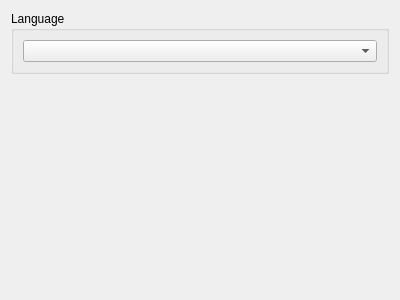
This is src/airunner/gui/widgets/tts/templates/open_voice_preferences.ui in Capsize-Games/airunner as Qt 5 draws it before an edit. The edited form follows.
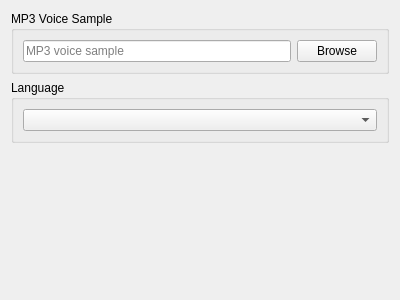
This is the edited form. Custom widgets are drawn as their Qt base class.

Diff of the .ui file:
```diff
--- a/src/airunner/gui/widgets/tts/templates/open_voice_preferences.ui
+++ b/src/airunner/gui/widgets/tts/templates/open_voice_preferences.ui
@@ -11,6 +11,35 @@
    </rect>
   </property>
   <layout class="QVBoxLayout" name="verticalLayout">
+   <item>
+    <widget class="QGroupBox" name="groupBox_2">
+     <property name="title">
+      <string>MP3 Voice Sample</string>
+     </property>
+     <layout class="QHBoxLayout" name="horizontalLayout_2">
+      <item>
+       <widget class="QLineEdit" name="voice_sample_path">
+        <property name="text">
+         <string/>
+        </property>
+        <property name="placeholderText">
+         <string>MP3 voice sample</string>
+        </property>
+       </widget>
+      </item>
+      <item>
+       <widget class="QPushButton" name="browse_voice_sample_path_button">
+        <property name="toolTip">
+         <string>Browse for an MP3 voice sample to use with OpenVoice</string>
+        </property>
+        <property name="text">
+         <string>Browse</string>
+        </property>
+       </widget>
+      </item>
+     </layout>
+    </widget>
+   </item>
    <item>
     <widget class="QGroupBox" name="groupBox">
      <property name="title">
```
